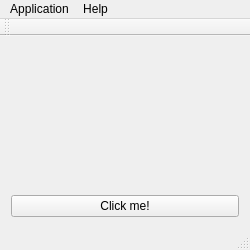
Before: the Qt Designer form Software/Qt/CrossCompileTest/src/mainwindow.ui in Kampi/Raspberry-Pi, drawn with Qt 5.
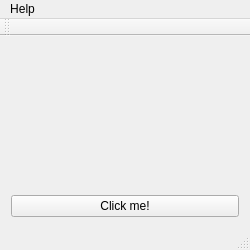
After: the same form once the commit is applied.

```diff
--- a/Software/Qt/CrossCompileTest/src/mainwindow.ui
+++ b/Software/Qt/CrossCompileTest/src/mainwindow.ui
@@ -47,20 +47,13 @@
      <height>25</height>
     </rect>
    </property>
-   <widget class="QMenu" name="menuHelp">
+   <widget class="QMenu" name="menu_Help">
     <property name="title">
      <string>Help</string>
     </property>
     <addaction name="action_AboutQt"/>
    </widget>
-   <widget class="QMenu" name="menuApplication">
-    <property name="title">
-     <string>Application</string>
-    </property>
-    <addaction name="action_Close"/>
-   </widget>
-   <addaction name="menuApplication"/>
-   <addaction name="menuHelp"/>
+   <addaction name="menu_Help"/>
   </widget>
   <widget class="QToolBar" name="mainToolBar">
    <attribute name="toolBarArea">
```
Left out of the diff: 2 changed lines with no effect on the pictures.
